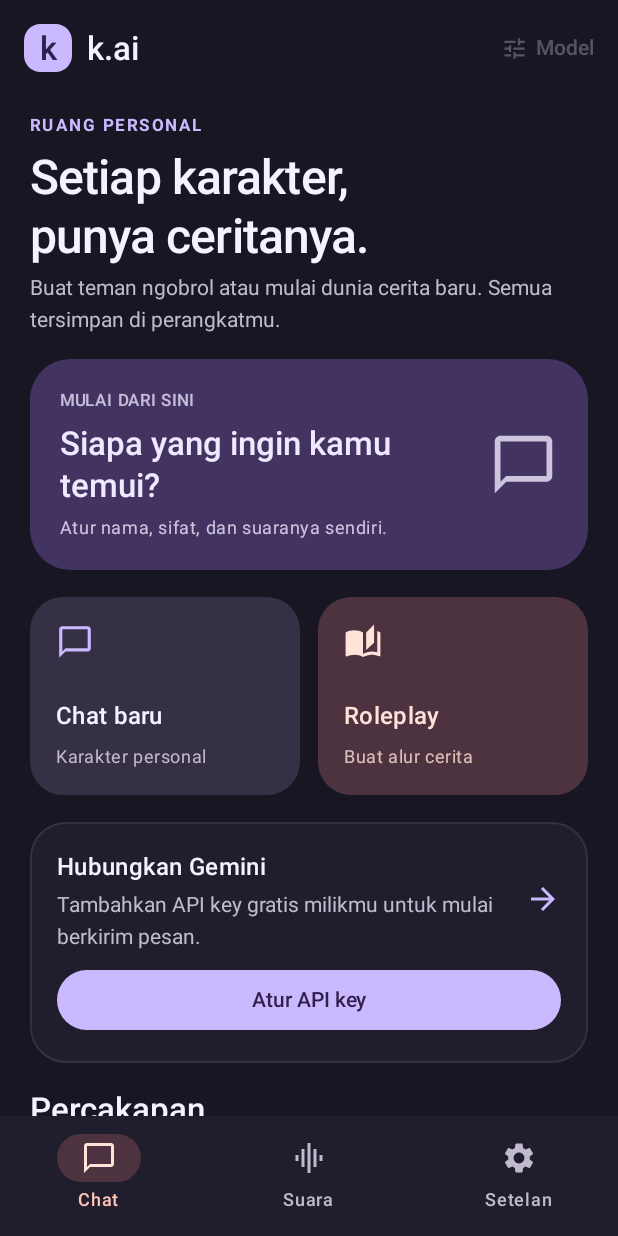
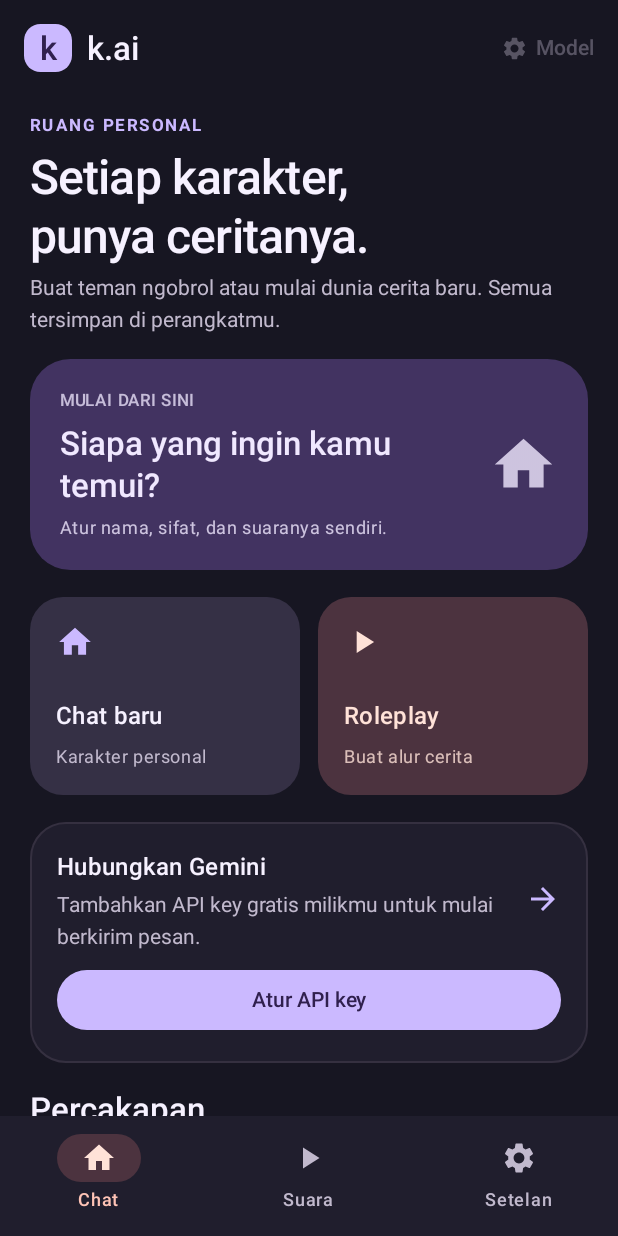
Before and after one commit to kkkenxy444-pixel/k.ai, an Android app built with Jetpack Compose: the screen it shows after launch (MainActivity), after a tap on "Ke percakapan", on a phone screen of 412 x 824 dp. Run offline under Robolectric (Android 15) with nearby library versions, the phone set to English and light mode, and no system bars; our stand-ins replace Room's generated code; pictures from the network do not load; 2 other taps on this screen came first.

Commit message:
fix(ui): use Compose core icons supported by existing dependencies

```diff
--- a/app/src/main/java/com/kai/app/feature/chat/ChatScreen.kt
+++ b/app/src/main/java/com/kai/app/feature/chat/ChatScreen.kt
@@ -7,8 +7,8 @@ import androidx.compose.foundation.combinedClickable
 import androidx.compose.foundation.background
 import androidx.compose.foundation.BorderStroke
 import androidx.compose.foundation.shape.RoundedCornerShape
-import androidx.compose.material.icons.filled.GraphicEq
-import androidx.compose.material.icons.filled.Tune
+import androidx.compose.material.icons.filled.PlayArrow
+import androidx.compose.material.icons.filled.Settings
 import androidx.compose.ui.text.style.TextOverflow
 import androidx.compose.foundation.layout.*
 import androidx.compose.foundation.lazy.LazyColumn
@@ -184,7 +184,7 @@ import kotlinx.coroutines.launch
                     TextButton(onClick = { vm.graph.chat.cancelVoice(message.id) }) { Text("Batal") }
                 } else FilledTonalButton(onClick = { vm.graph.chat.generateVoice(message.id, spec.autoPlay) },
                     contentPadding = PaddingValues(horizontal = 12.dp, vertical = 4.dp)) {
-                    Icon(Icons.Default.GraphicEq, contentDescription = null, modifier = Modifier.size(16.dp))
+                    Icon(Icons.Default.PlayArrow, contentDescription = null, modifier = Modifier.size(16.dp))
                     Spacer(Modifier.width(6.dp))
                     Text(if (message.audio.isEmpty()) "Ubah ke VN" else "Buat ulang VN")
                 }
--- a/app/src/main/java/com/kai/app/feature/session/SessionScreens.kt
+++ b/app/src/main/java/com/kai/app/feature/session/SessionScreens.kt
@@ -8,9 +8,9 @@ import androidx.compose.foundation.shape.RoundedCornerShape
 import androidx.compose.ui.graphics.Brush
 import androidx.compose.material.icons.filled.Add
 import androidx.compose.material.icons.filled.ArrowForward
-import androidx.compose.material.icons.filled.AutoStories
-import androidx.compose.material.icons.filled.ChatBubbleOutline
-import androidx.compose.material.icons.filled.Tune
+import androidx.compose.material.icons.filled.PlayArrow
+import androidx.compose.material.icons.filled.Home
+import androidx.compose.material.icons.filled.Settings
 import androidx.compose.foundation.layout.*
 import androidx.compose.foundation.lazy.LazyColumn
 import androidx.compose.foundation.lazy.items
@@ -56,7 +56,7 @@ import com.kai.core.model.*
             },
             actions = {
                 TextButton(onClick = { vm.navigate("models") }, enabled = hasKey) {
-                    Icon(Icons.Default.Tune, contentDescription = null, modifier = Modifier.size(18.dp))
+                    Icon(Icons.Default.Settings, contentDescription = null, modifier = Modifier.size(18.dp))
                     Spacer(Modifier.width(5.dp)); Text("Model")
                 }
             },
@@ -89,7 +89,7 @@ import com.kai.core.model.*
                                 style = MaterialTheme.typography.bodySmall,
                                 color = MaterialTheme.colorScheme.onPrimaryContainer.copy(alpha = .8f))
                         }
-                        Icon(Icons.Default.ChatBubbleOutline, contentDescription = null,
+                        Icon(Icons.Default.Home, contentDescription = null,
                             modifier = Modifier.size(46.dp), tint = MaterialTheme.colorScheme.onPrimaryContainer.copy(alpha = .8f))
                     }
                 }
@@ -128,7 +128,7 @@ import com.kai.core.model.*
                 OutlinedTextField(query, { query = it }, modifier = Modifier.fillMaxWidth(),
                     singleLine = true, shape = RoundedCornerShape(18.dp),
                     placeholder = { Text("Cari karakter atau cerita") },
-                    leadingIcon = { Icon(Icons.Default.ChatBubbleOutline, contentDescription = null) })
+                    leadingIcon = { Icon(Icons.Default.Home, contentDescription = null) })
             }
             item {
                 Row(horizontalArrangement = Arrangement.spacedBy(8.dp)) {
@@ -193,7 +193,7 @@ import com.kai.core.model.*
     Surface(onClick = onClick, modifier = modifier, shape = RoundedCornerShape(22.dp),
         color = if (roleplay) MaterialTheme.colorScheme.secondaryContainer else MaterialTheme.colorScheme.surfaceContainerHigh) {
         Column(Modifier.fillMaxWidth().padding(17.dp), verticalArrangement = Arrangement.spacedBy(7.dp)) {
-            Icon(if (roleplay) Icons.Default.AutoStories else Icons.Default.ChatBubbleOutline,
+            Icon(if (roleplay) Icons.Default.PlayArrow else Icons.Default.Home,
                 contentDescription = null, modifier = Modifier.size(25.dp),
                 tint = if (roleplay) MaterialTheme.colorScheme.onSecondaryContainer else MaterialTheme.colorScheme.primary)
             Spacer(Modifier.height(10.dp))
--- a/app/src/main/java/com/kai/app/ui/KaiRoot.kt
+++ b/app/src/main/java/com/kai/app/ui/KaiRoot.kt
@@ -4,9 +4,8 @@ import androidx.activity.compose.BackHandler
 import androidx.compose.foundation.layout.*
 import androidx.compose.material.icons.Icons
 import androidx.compose.material.icons.filled.Home
-import androidx.compose.material.icons.filled.GraphicEq
+import androidx.compose.material.icons.filled.PlayArrow
 import androidx.compose.material.icons.filled.Settings
-import androidx.compose.material.icons.filled.ChatBubbleOutline
 import androidx.compose.ui.unit.dp
 import androidx.compose.material3.*
 import androidx.compose.runtime.*
@@ -35,8 +34,8 @@ import com.kai.app.feature.voice.*
                 val main = route in listOf("home", "voiceLibrary", "settings")
                 Scaffold(snackbarHost = { SnackbarHost(snackbar) }, bottomBar = {
                     if (main) NavigationBar(containerColor = MaterialTheme.colorScheme.surfaceContainerLow, tonalElevation = 0.dp) {
-                        NavigationBarItem(route == "home", { vm.navigate("home") }, icon = { Icon(Icons.Default.ChatBubbleOutline, null) }, label = { Text("Chat") })
-                        NavigationBarItem(route == "voiceLibrary", { vm.navigate("voiceLibrary") }, icon = { Icon(Icons.Default.GraphicEq, null) }, label = { Text("Suara") })
+                        NavigationBarItem(route == "home", { vm.navigate("home") }, icon = { Icon(Icons.Default.Home, null) }, label = { Text("Chat") })
+                        NavigationBarItem(route == "voiceLibrary", { vm.navigate("voiceLibrary") }, icon = { Icon(Icons.Default.PlayArrow, null) }, label = { Text("Suara") })
                         NavigationBarItem(route == "settings", { vm.navigate("settings") }, icon = { Icon(Icons.Default.Settings, null) }, label = { Text("Setelan") })
                     }
                 }, contentWindowInsets = WindowInsets(0, 0, 0, 0)) { padding ->
```
Also changed, not shown: app/src/main/java/com/kai/app/feature/voice/VoiceScreens.kt (+3 -4 lines).
